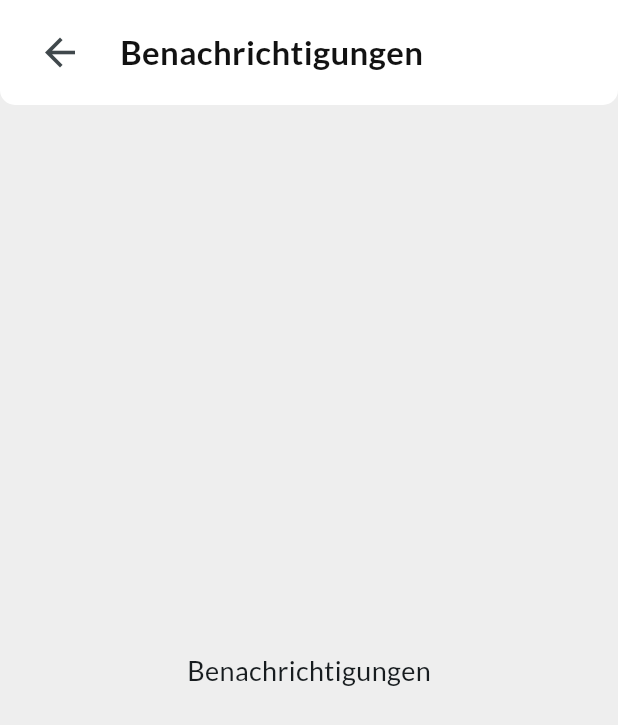
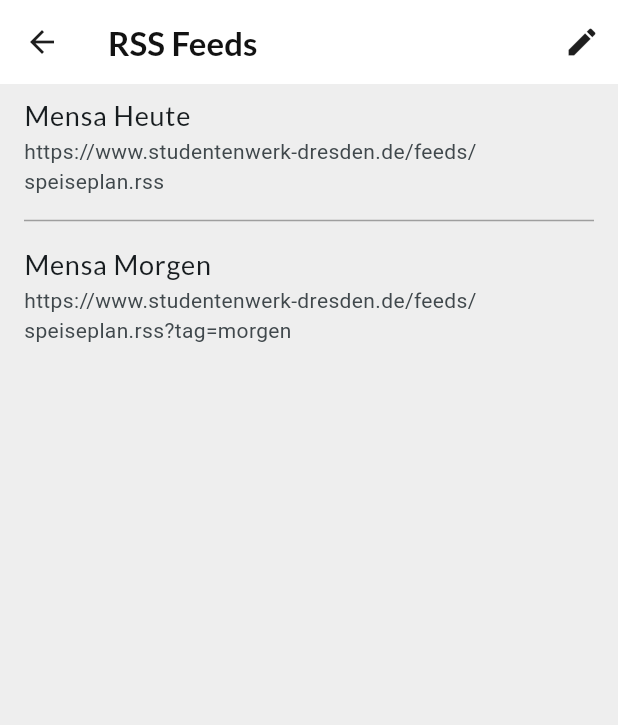
Before and after one commit to jannikmenzel/widgify, a Flutter app: the screen it shows after launch, after a tap on the "arrow back" icon, after a tap on the "arrow forward" icon, after a tap on the "notifications" icon, on a phone screen of 412 x 824 dp. Shown: the top 725 px of the screen. Run offline on Flutter 3.47's test engine with Material 3 defaults, Android fonts, the phone set to English and light mode, and no system bars; our stand-ins replace audioplayers, file_picker, google_fonts, shared_preferences; missing offline and left inert: metadata_god, webfeed; network calls fail.

Commit message:
RSS Feed integrierung Presets für RSS Feeds als json Custom RSS Feeds wenn nötig - Formatierung verbesserungswürdig

```diff
--- a/lib/components/app_bar.dart
+++ b/lib/components/app_bar.dart
@@ -1,5 +1,5 @@
 import 'package:flutter/material.dart';
-import 'package:widgify/screens/notifications_screen.dart';
+import 'package:widgify/pages/sub/notifications/feed_page.dart';
 import 'package:widgify/screens/settings_screen.dart';
 import 'package:widgify/styles/colors.dart';
 import 'package:widgify/styles/typography.dart';
@@ -56,7 +56,7 @@ class CustomAppBar extends StatelessWidget implements PreferredSizeWidget {
                             Navigator.push(
                               context,
                               MaterialPageRoute(
-                                builder: (context) => const NotificationsScreen(),
+                                builder: (context) => FeedPage(),
                               ),
                             );
                           },
--- /dev/null
+++ b/lib/pages/sub/notifications/feed_page.dart
@@ -0,0 +1,71 @@
+import 'package:flutter/material.dart';
+import 'edit_feed_page.dart';
+import 'feed_detail_page.dart';
+import 'rss_feed.dart';
+
+class FeedPage extends StatefulWidget {
+  @override
+  _FeedPageState createState() => _FeedPageState();
+}
+
+class _FeedPageState extends State<FeedPage> {
+  List<RssFeed> feeds = [
+    RssFeed(name: "Mensa Heute", url: "https://www.studentenwerk-dresden.de/feeds/speiseplan.rss"),
+    RssFeed(name: "Mensa Morgen", url: "https://www.studentenwerk-dresden.de/feeds/speiseplan.rss?tag=morgen")
+  ];
+
+  void _editFeeds() async {
+    final updatedFeeds = await Navigator.push(
+      context,
+      MaterialPageRoute(builder: (context) => EditFeedPage(feeds: feeds)),
+    );
+    if (updatedFeeds != null) {
+      setState(() {
+        feeds = updatedFeeds;
+      });
+    }
+  }
+
+  void _viewFeedDetail(RssFeed feed) {
+    Navigator.push(
+      context,
+      MaterialPageRoute(builder: (context) => FeedDetailPage(feed: feed)),
+    );
+  }
+
+  @override
+  Widget build(BuildContext context) {
+    return Scaffold(
+      appBar: AppBar(
+        title: Text("RSS Feeds"),
+        leading: IconButton(
+          icon: Icon(Icons.arrow_back),
+          onPressed: () => Navigator.pop(context),
+        ),
+        actions: [
+          IconButton(
+            icon: Icon(Icons.edit),
+            onPressed: _editFeeds,
+          ),
+        ],
+      ),
+      body: ListView.separated(
+        itemCount: feeds.length,
+        itemBuilder: (context, index) {
+          final feed = feeds[index];
+          return ListTile(
+            title: Text(feed.name),
+            subtitle: Text(feed.url),
+            onTap: () => _viewFeedDetail(feed),
+          );
+        },
+        separatorBuilder: (context, index) => Divider(
+          color: Colors.grey,
+          thickness: 1.0,
+          indent: 16.0,
+          endIndent: 16.0,
+        ),
+      ),
+    );
+  }
+}
--- /dev/null
+++ b/lib/pages/sub/notifications/presets.json
@@ -0,0 +1,4 @@
+[
+  { "name": "Mensa Heute", "url": "https://www.studentenwerk-dresden.de/feeds/speiseplan.rss" },
+  { "name": "UBoot Heute", "url": "https://www.studentenwerk-dresden.de/feeds/speiseplan.rss?mid=22" }
+]
--- /dev/null
+++ b/lib/pages/sub/notifications/rss_feed.dart
@@ -0,0 +1,6 @@
+class RssFeed {
+  final String name;
+  final String url;
+
+  RssFeed({required this.name, required this.url});
+}
--- a/lib/screens/notifications_screen.dart
+++ /dev/null
@@ -1,24 +0,0 @@
-import 'package:flutter/material.dart';
-import 'package:widgify/components/app_bar.dart';
-import 'package:widgify/styles/typography.dart';
-
-class NotificationsScreen extends StatelessWidget {
-  const NotificationsScreen({super.key});
-
-  @override
-  Widget build(BuildContext context) {
-    return Scaffold(
-      appBar: CustomAppBar(
-        title: 'Benachrichtigungen',
-        leadingIcon: Icons.arrow_back,
-        onLeadingPressed: () => Navigator.pop(context),
-      ),
-      body: Center(
-        child: Text(
-            'Benachrichtigungen',
-            style: AppTypography.body
-        ),
-      ),
-    );
-  }
-}
--- a/pubspec.yaml
+++ b/pubspec.yaml
@@ -13,7 +13,9 @@ dependencies:
   shared_preferences: ^2.3.4
   google_fonts: ^6.2.1
   provider: ^6.0.0
-  intl: ^0.20.1
+  intl: ^0.17.0
+  http: ^1.0.0
+  webfeed: ^0.7.0
   audioplayers: ^6.1.0
   file_picker: ^8.1.7
   metadata_god: ^1.0.0
@@ -26,3 +28,5 @@ dev_dependencies:
 
 flutter:
   uses-material-design: true
+  assets:
+    - lib/pages/sub/notifications/presets.json
```
Also changed, not shown: lib/pages/sub/notifications/edit_feed_page.dart (added, +176 -0 lines), lib/pages/sub/notifications/feed_detail_page.dart (added, +149 -0 lines), pubspec.lock.
